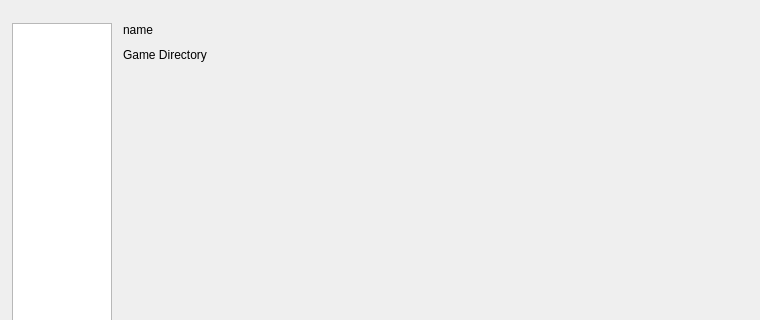
First picture: the form in src/gmaginai_l/forms/manager_form.ui, repository Spoonail-Iroiro/gmaginai-l, before the edit; both pictures show x 0 to 760 and y 0 to 320 of the 760 by 481 pixel window.
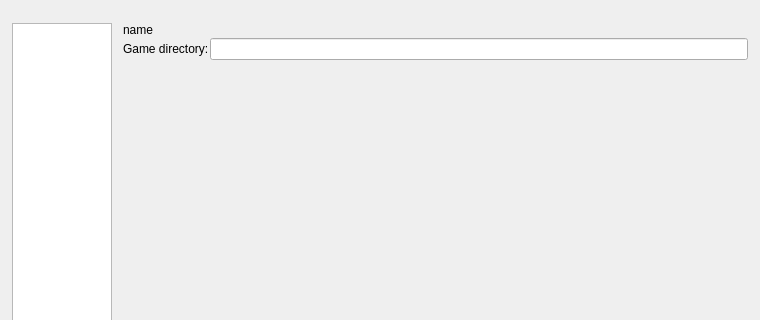
Second picture: the form after the edit.

Commit message: Fix layout issue on MaginaiWidget

```diff
--- a/src/gmaginai_l/forms/manager_form.ui
+++ b/src/gmaginai_l/forms/manager_form.ui
@@ -88,21 +88,36 @@
        <item>
         <layout class="QVBoxLayout" name="verticalLayout_3">
          <item>
-          <widget class="QLabel" name="txt_name">
+          <layout class="QVBoxLayout" name="verticalLayout_4">
+           <property name="spacing">
+            <number>1</number>
+           </property>
+           <item>
+            <widget class="QLabel" name="txt_header">
            <property name="text">
             <string>name</string>
            </property>
           </widget>
          </item>
          <item>
-          <widget class="QLabel" name="txt_game_dir">
+            <layout class="QHBoxLayout" name="horizontalLayout_2">
+             <item>
+              <widget class="QLabel" name="label">
            <property name="text">
-            <string>Game Directory</string>
-           </property>
-           <property name="wordWrap">
+                <string>Game directory:</string>
+               </property>
+              </widget>
+             </item>
+             <item>
+              <widget class="QLineEdit" name="txt_game_dir">
+               <property name="readOnly">
             <bool>true</bool>
            </property>
           </widget>
+             </item>
+            </layout>
+           </item>
+          </layout>
          </item>
          <item>
           <widget class="QStackedWidget" name="stwMain">
```
Lines whose indentation alone changed are shown as unchanged. The commit also changes 2 other files.
